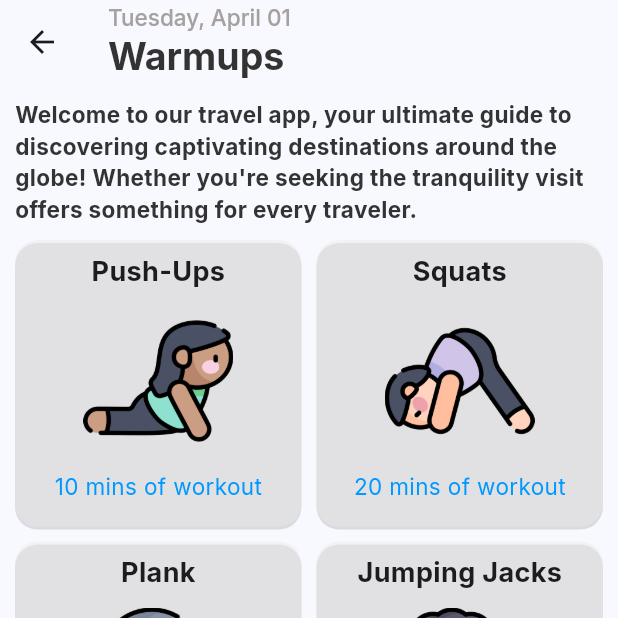
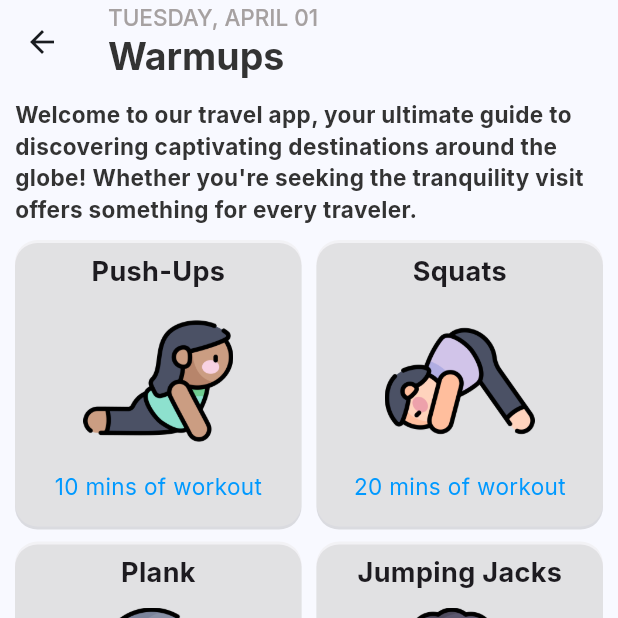
Before and after one commit to pamodmalith/workout_planner, a Flutter app: the screen it shows after launch, after a tap on "Warm Up", on a phone screen of 412 x 824 dp, the top half of it. Run offline on Flutter 3.47's test engine with Material 3 defaults, Android fonts, the phone set to English and light mode, and no system bars; our stand-ins replace google_fonts.

Commit message:
add toUppercase

```diff
--- a/lib/pages/equipments_details_page.dart
+++ b/lib/pages/equipments_details_page.dart
@@ -40,7 +40,7 @@ class _EquipmentDetailsState extends State<EquipmentsDetailsPage> {
           crossAxisAlignment: CrossAxisAlignment.start,
           children: [
             Text(
-              "$formattedDate $formattedDay",
+              "${formattedDate.toUpperCase()} $formattedDay",
               style: TextStyle(
                 fontSize: 15,
                 fontWeight: FontWeight.w500,
--- a/lib/pages/exercise_details_page.dart
+++ b/lib/pages/exercise_details_page.dart
@@ -43,7 +43,7 @@ class _ExerciseDetailsPageState extends State<ExerciseDetailsPage> {
           crossAxisAlignment: CrossAxisAlignment.start,
           children: [
             Text(
-              "$formattedDate $formattedDay",
+              "${formattedDate.toUpperCase()} $formattedDay",
               style: TextStyle(
                 fontSize: 15,
                 fontWeight: FontWeight.w500,
--- a/lib/pages/home_page.dart
+++ b/lib/pages/home_page.dart
@@ -45,7 +45,7 @@ class _HomePageState extends State<HomePage> {
               crossAxisAlignment: CrossAxisAlignment.start,
               children: [
                 Text(
-                  "$formattedDate $formattedDay",
+                  "${formattedDate.toUpperCase()} $formattedDay",
                   style: TextStyle(
                     fontSize: 15,
                     fontWeight: FontWeight.w500,
```
